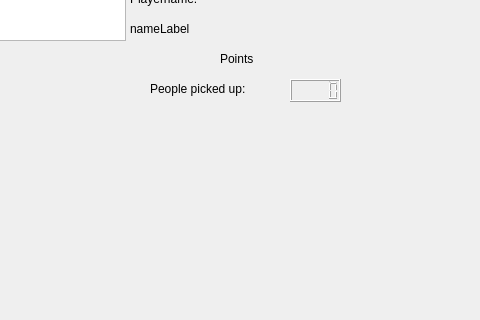
Old version of the form Game/mainwindow.ui in the repository VilleTilj/Coding-projects; both pictures show x 130 to 610 and y 151 to 471 of the 800 by 600 pixel window.
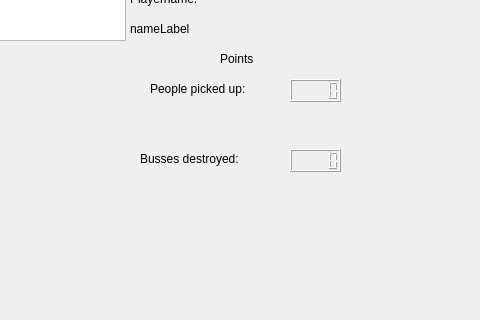
New version of the form.

```diff
--- a/Game/mainwindow.ui
+++ b/Game/mainwindow.ui
@@ -142,6 +142,29 @@
      </rect>
     </property>
    </widget>
+   <widget class="QLCDNumber" name="busLcd">
+    <property name="geometry">
+     <rect>
+      <x>420</x>
+      <y>300</y>
+      <width>51</width>
+      <height>23</height>
+     </rect>
+    </property>
+   </widget>
+   <widget class="QLabel" name="busLabel">
+    <property name="geometry">
+     <rect>
+      <x>270</x>
+      <y>300</y>
+      <width>121</width>
+      <height>20</height>
+     </rect>
+    </property>
+    <property name="text">
+     <string>Busses destroyed:</string>
+    </property>
+   </widget>
   </widget>
   <widget class="QMenuBar" name="menubar">
    <property name="geometry">
```
